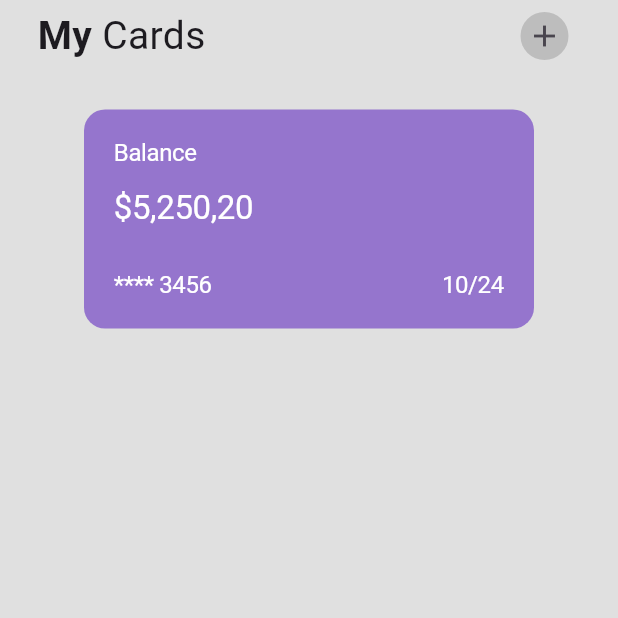
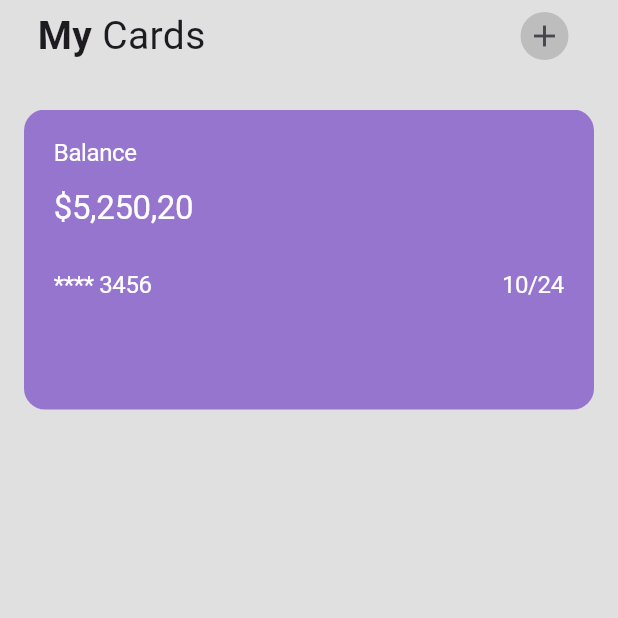
Before and after one commit to songhee24/wallet-app-ui, a Flutter app: the screen it shows after launch, on a phone screen of 412 x 824 dp, the top half of it. Run offline on Flutter 3.47's test engine with Material 2 defaults, Android fonts, the phone set to English and light mode, and no system bars.

Commit message:
start to layout cards #6

```diff
--- a/lib/src/screens/home_screen.dart
+++ b/lib/src/screens/home_screen.dart
@@ -61,7 +61,19 @@ class _HomeScreenState extends State<HomeScreen> {
             ),
             // Cards
 
-            CreditCard(),
+            Container(
+                margin: const EdgeInsets.symmetric(
+                  horizontal: 16,
+                ),
+                height: 200,
+                child: PageView(
+                  scrollDirection: Axis.horizontal,
+                  children: <Widget>[
+                    CreditCard(),
+                    CreditCard(),
+                    CreditCard(),
+                  ],
+                )),
           ],
         ),
       ),
```
